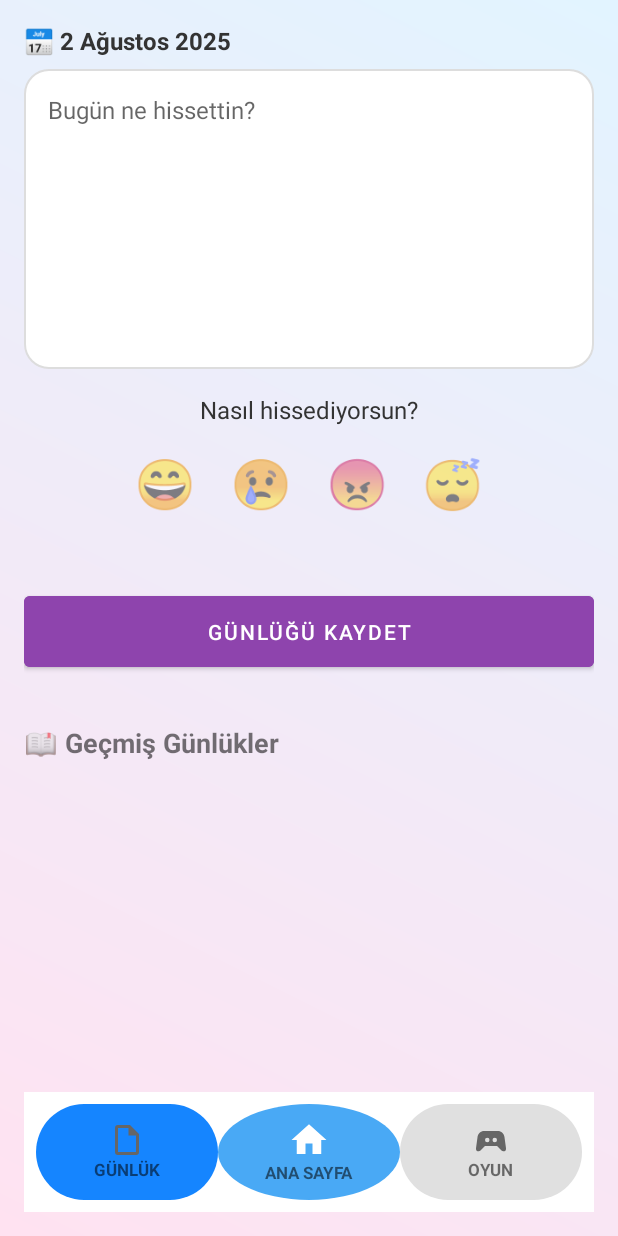
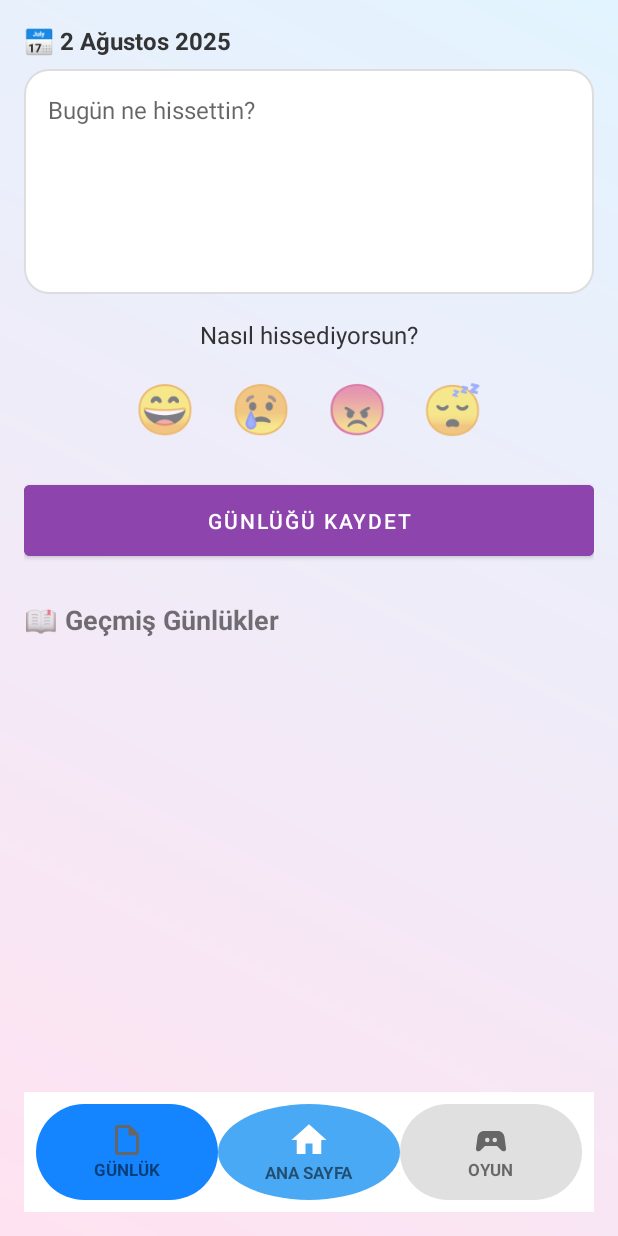
Before and after one commit to YZTA-Bootcamp-AI-Grup-32/akil-pusulasi, an Android app built with Jetpack Compose: the JournalActivity screen opened directly, with no data from a screen before it, on a phone screen of 412 x 824 dp. Run offline under Robolectric (Android 15) with nearby library versions, the phone set to English and light mode, and no system bars; our stand-ins replace Firebase (no records; nobody signed in at launch, a user with empty details on screens opened directly).

Commit message:
refactor: update journal loads

```diff
--- a/mobil/app/src/main/res/layout/activity_journal.xml
+++ b/mobil/app/src/main/res/layout/activity_journal.xml
@@ -5,18 +5,12 @@
     android:background="@drawable/journal_background"
     android:padding="16dp">
 
-    <!-- Scroll edilebilir içerik -->
-    <ScrollView
-        android:id="@+id/contentScroll"
-        android:layout_width="match_parent"
-        android:layout_height="match_parent"
-        android:layout_above="@id/bottomNavigation"
-        android:fillViewport="true">
-
     <LinearLayout
+        android:id="@+id/topContentLayout"
         android:layout_width="match_parent"
         android:layout_height="wrap_content"
-            android:orientation="vertical">
+        android:orientation="vertical"
+        android:layout_alignParentTop="true">
 
         <!-- 📅 Bugünün tarihi -->
         <TextView
@@ -33,7 +27,7 @@
         <EditText
             android:id="@+id/journalEditText"
             android:layout_width="match_parent"
-                android:layout_height="200dp"
+            android:layout_height="150dp"
             android:hint="Bugün ne hissettin?"
             android:gravity="top"
             android:background="@drawable/rounded_edittext"
@@ -75,7 +69,6 @@
             android:text="GÜNLÜĞÜ KAYDET"
             android:textColor="#fff"
             android:backgroundTint="#8E44AD"
-                android:layout_marginTop="24dp"
             android:padding="14dp"
             android:textAllCaps="true"
             android:elevation="4dp" />
@@ -85,21 +78,31 @@
             android:text="📖 Geçmiş Günlükler"
             android:textSize="18sp"
             android:textStyle="bold"
-                android:layout_marginTop="32dp"
+            android:layout_marginTop="24dp"
+            android:layout_marginBottom="8dp"
             android:layout_width="wrap_content"
             android:layout_height="wrap_content" />
+    </LinearLayout>
 
-            <!-- 📚 Günlük Listeleme RecyclerView -->
     <androidx.recyclerview.widget.RecyclerView
         android:id="@+id/journalRecyclerView"
         android:layout_width="match_parent"
+        android:layout_height="match_parent"
+        android:layout_below="@id/topContentLayout"
+        android:layout_above="@id/bottomNavigation"
+        android:clipToPadding="false"
+        android:paddingBottom="8dp"
+        />
+
+    <!-- ALT NAVİGASYON: Sayfanın en altında sabit durur -->
+    <include
+        android:id="@+id/bottomNavigation"
+        layout="@layout/bottom_navigation"
+        android:layout_width="match_parent"
         android:layout_height="wrap_content"
-                android:nestedScrollingEnabled="false"
-                android:layout_marginTop="8dp" />
+        android:layout_alignParentBottom="true" />
 
-        </LinearLayout>
-    </ScrollView>
-
+    <!-- ProgressBar: Diğer elemanların üzerinde, ortada durur -->
     <ProgressBar
         android:id="@+id/progressBar"
         android:layout_width="wrap_content"
@@ -107,11 +110,4 @@
         android:layout_centerInParent="true"
         android:visibility="gone" />
 
-    <!-- ⛵ Alt Navigasyon -->
-    <include
-        android:id="@+id/bottomNavigation"
-        layout="@layout/bottom_navigation"
-        android:layout_width="match_parent"
-        android:layout_height="wrap_content"
-        android:layout_alignParentBottom="true" />
 </RelativeLayout>
```
Lines whose indentation alone changed are shown as unchanged.
